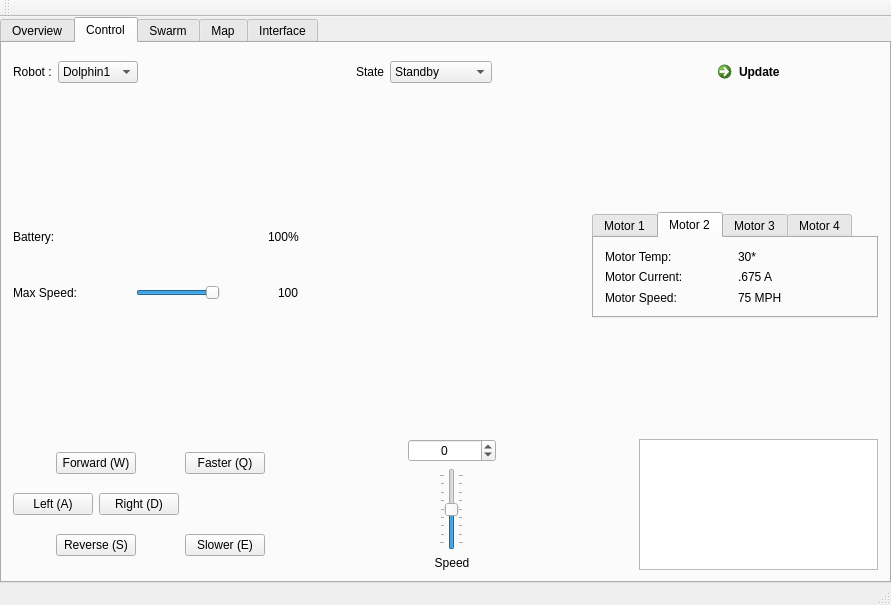
First picture: the form in modules/ControlGUI/mainwindow.ui, repository YCP-Swarm-Robotics-Capstone-2020-2021/SRCSim, before the edit.
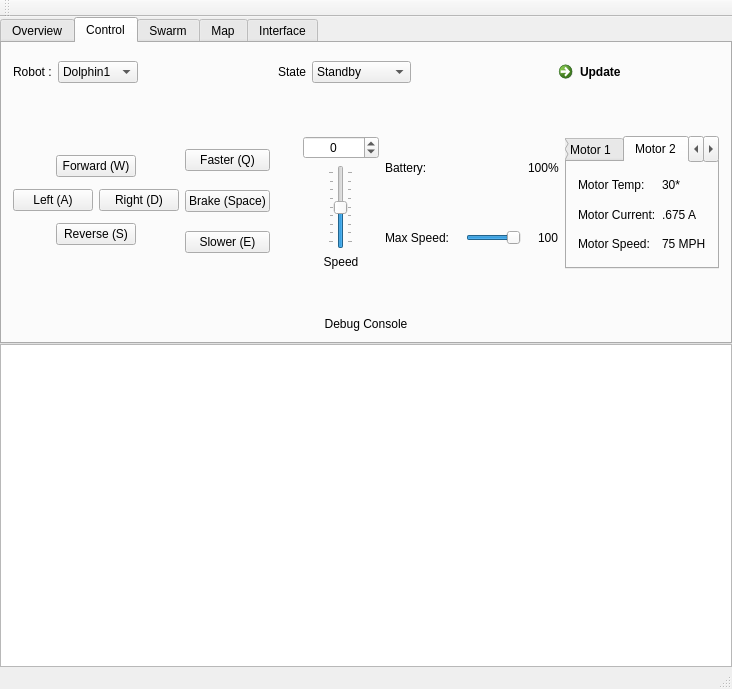
Second picture: the form after the edit. The open tabs and pages were chosen to show the change.

Commit message: SRC-1.1.6: Adding updates to the functionality of the Control tab.

The edit to the form file:
```diff
--- a/modules/ControlGUI/mainwindow.ui
+++ b/modules/ControlGUI/mainwindow.ui
@@ -6,8 +6,8 @@
    <rect>
     <x>0</x>
     <y>0</y>
-    <width>891</width>
-    <height>605</height>
+    <width>732</width>
+    <height>689</height>
    </rect>
   </property>
   <property name="windowTitle">
@@ -30,8 +30,15 @@
     <property name="spacing">
      <number>0</number>
     </property>
-    <item row="0" column="0">
-     <widget class="QTabWidget" name="controlTab">
+    <item row="2" column="0">
+     <widget class="QTextBrowser" name="textBrowser">
+      <property name="autoFillBackground">
+       <bool>true</bool>
+      </property>
+     </widget>
+    </item>
+    <item row="1" column="0">
+     <widget class="QTabWidget" name="tabWidget_2">
       <property name="currentIndex">
        <number>1</number>
       </property>
@@ -44,37 +51,12 @@
        <attribute name="title">
         <string>Control</string>
        </attribute>
-       <layout class="QGridLayout" name="gridLayout_7">
-        <item row="4" column="4">
-         <widget class="QTextBrowser" name="textBrowser_2"/>
-        </item>
-        <item row="4" column="3">
-         <spacer name="horizontalSpacer_2">
-          <property name="orientation">
-           <enum>Qt::Horizontal</enum>
-          </property>
-          <property name="sizeHint" stdset="0">
-           <size>
-            <width>148</width>
-            <height>20</height>
-           </size>
-          </property>
-         </spacer>
-        </item>
-        <item row="4" column="1">
-         <spacer name="horizontalSpacer">
-          <property name="orientation">
-           <enum>Qt::Horizontal</enum>
-          </property>
-          <property name="sizeHint" stdset="0">
-           <size>
-            <width>148</width>
-            <height>20</height>
-           </size>
-          </property>
-         </spacer>
-        </item>
-        <item row="0" column="0" colspan="5">
+       <layout class="QVBoxLayout" name="verticalLayout_5">
+        <item>
+         <layout class="QVBoxLayout" name="verticalLayout_4">
+          <item>
+           <layout class="QVBoxLayout" name="verticalLayout_3">
+            <item>
          <layout class="QHBoxLayout" name="horizontalLayout_2">
           <item>
            <widget class="QLabel" name="label">
@@ -141,12 +123,12 @@
             </item>
             <item>
              <property name="text">
-              <string>Swarm Mode</string>
+                  <string>SwarmMode</string>
              </property>
             </item>
             <item>
              <property name="text">
-              <string>Demo Mode</string>
+                  <string>DemoMode</string>
              </property>
             </item>
            </widget>
@@ -173,8 +155,299 @@
           </item>
          </layout>
         </item>
-        <item row="2" column="0" colspan="5">
+            <item>
+             <spacer name="verticalSpacer_2">
+              <property name="orientation">
+               <enum>Qt::Vertical</enum>
+              </property>
+              <property name="sizeHint" stdset="0">
+               <size>
+                <width>20</width>
+                <height>40</height>
+               </size>
+              </property>
+             </spacer>
+            </item>
+            <item>
          <layout class="QHBoxLayout" name="horizontalLayout_5">
+              <item>
+               <layout class="QHBoxLayout" name="horizontalLayout">
+                <item>
+                 <layout class="QGridLayout" name="gridLayout_6">
+                  <item row="0" column="1">
+                   <widget class="QPushButton" name="fasterButton">
+                    <property name="text">
+                     <string>Faster (Q)</string>
+                    </property>
+                    <property name="shortcut">
+                     <string>Q</string>
+                    </property>
+                   </widget>
+                  </item>
+                  <item row="1" column="1">
+                   <widget class="QPushButton" name="brakeButton">
+                    <property name="text">
+                     <string>Brake (Space)</string>
+                    </property>
+                    <property name="shortcut">
+                     <string>Space</string>
+                    </property>
+                   </widget>
+                  </item>
+                  <item row="0" column="0" rowspan="3">
+                   <layout class="QGridLayout" name="gridLayout">
+                    <item row="0" column="0">
+                     <spacer name="horizontalSpacer_12">
+                      <property name="orientation">
+                       <enum>Qt::Horizontal</enum>
+                      </property>
+                      <property name="sizeHint" stdset="0">
+                       <size>
+                        <width>40</width>
+                        <height>20</height>
+                       </size>
+                      </property>
+                     </spacer>
+                    </item>
+                    <item row="0" column="1" colspan="2">
+                     <widget class="QPushButton" name="forwardButton">
+                      <property name="text">
+                       <string>Forward (W)</string>
+                      </property>
+                      <property name="shortcut">
+                       <string>W</string>
+                      </property>
+                      <property name="autoRepeat">
+                       <bool>true</bool>
+                      </property>
+                      <property name="autoRepeatDelay">
+                       <number>50</number>
+                      </property>
+                      <property name="autoRepeatInterval">
+                       <number>50</number>
+                      </property>
+                     </widget>
+                    </item>
+                    <item row="0" column="3">
+                     <spacer name="horizontalSpacer_11">
+                      <property name="orientation">
+                       <enum>Qt::Horizontal</enum>
+                      </property>
+                      <property name="sizeHint" stdset="0">
+                       <size>
+                        <width>40</width>
+                        <height>20</height>
+                       </size>
+                      </property>
+                     </spacer>
+                    </item>
+                    <item row="1" column="0" colspan="2">
+                     <widget class="QPushButton" name="leftButton">
+                      <property name="text">
+                       <string>Left (A)</string>
+                      </property>
+                      <property name="shortcut">
+                       <string>A</string>
+                      </property>
+                      <property name="autoRepeat">
+                       <bool>true</bool>
+                      </property>
+                      <property name="autoRepeatDelay">
+                       <number>50</number>
+                      </property>
+                      <property name="autoRepeatInterval">
+                       <number>50</number>
+                      </property>
+                     </widget>
+                    </item>
+                    <item row="1" column="2" colspan="2">
+                     <widget class="QPushButton" name="rightButton">
+                      <property name="text">
+                       <string>Right (D)</string>
+                      </property>
+                      <property name="shortcut">
+                       <string>D</string>
+                      </property>
+                      <property name="autoRepeat">
+                       <bool>true</bool>
+                      </property>
+                      <property name="autoRepeatDelay">
+                       <number>50</number>
+                      </property>
+                      <property name="autoRepeatInterval">
+                       <number>50</number>
+                      </property>
+                     </widget>
+                    </item>
+                    <item row="2" column="0">
+                     <spacer name="horizontalSpacer_9">
+                      <property name="orientation">
+                       <enum>Qt::Horizontal</enum>
+                      </property>
+                      <property name="sizeHint" stdset="0">
+                       <size>
+                        <width>40</width>
+                        <height>20</height>
+                       </size>
+                      </property>
+                     </spacer>
+                    </item>
+                    <item row="2" column="1" colspan="2">
+                     <widget class="QPushButton" name="reverseButton">
+                      <property name="text">
+                       <string>Reverse (S)</string>
+                      </property>
+                      <property name="shortcut">
+                       <string>S</string>
+                      </property>
+                      <property name="autoRepeat">
+                       <bool>true</bool>
+                      </property>
+                      <property name="autoRepeatDelay">
+                       <number>50</number>
+                      </property>
+                      <property name="autoRepeatInterval">
+                       <number>50</number>
+                      </property>
+                     </widget>
+                    </item>
+                    <item row="2" column="3">
+                     <spacer name="horizontalSpacer_10">
+                      <property name="orientation">
+                       <enum>Qt::Horizontal</enum>
+                      </property>
+                      <property name="sizeHint" stdset="0">
+                       <size>
+                        <width>40</width>
+                        <height>20</height>
+                       </size>
+                      </property>
+                     </spacer>
+                    </item>
+                   </layout>
+                  </item>
+                  <item row="2" column="1">
+                   <widget class="QPushButton" name="slowerButton">
+                    <property name="text">
+                     <string>Slower (E)</string>
+                    </property>
+                    <property name="shortcut">
+                     <string>E</string>
+                    </property>
+                   </widget>
+                  </item>
+                  <item row="1" column="2">
+                   <spacer name="horizontalSpacer_18">
+                    <property name="orientation">
+                     <enum>Qt::Horizontal</enum>
+                    </property>
+                    <property name="sizeHint" stdset="0">
+                     <size>
+                      <width>40</width>
+                      <height>20</height>
+                     </size>
+                    </property>
+                   </spacer>
+                  </item>
+                 </layout>
+                </item>
+                <item>
+                 <spacer name="horizontalSpacer">
+                  <property name="orientation">
+                   <enum>Qt::Horizontal</enum>
+                  </property>
+                  <property name="sizeHint" stdset="0">
+                   <size>
+                    <width>40</width>
+                    <height>20</height>
+                   </size>
+                  </property>
+                 </spacer>
+                </item>
+                <item>
+                 <layout class="QVBoxLayout" name="verticalLayout">
+                  <item>
+                   <widget class="QSpinBox" name="cmdSpeedSpinBox">
+                    <property name="alignment">
+                     <set>Qt::AlignCenter</set>
+                    </property>
+                    <property name="minimum">
+                     <number>-100</number>
+                    </property>
+                    <property name="maximum">
+                     <number>100</number>
+                    </property>
+                   </widget>
+                  </item>
+                  <item>
+                   <layout class="QHBoxLayout" name="horizontalLayout_8">
+                    <item>
+                     <spacer name="horizontalSpacer_13">
+                      <property name="orientation">
+                       <enum>Qt::Horizontal</enum>
+                      </property>
+                      <property name="sizeHint" stdset="0">
+                       <size>
+                        <width>40</width>
+                        <height>20</height>
+                       </size>
+                      </property>
+                     </spacer>
+                    </item>
+                    <item>
+                     <widget class="QSlider" name="speedSelection">
+                      <property name="layoutDirection">
+                       <enum>Qt::LeftToRight</enum>
+                      </property>
+                      <property name="minimum">
+                       <number>-100</number>
+                      </property>
+                      <property name="maximum">
+                       <number>100</number>
+                      </property>
+                      <property name="singleStep">
+                       <number>5</number>
+                      </property>
+                      <property name="orientation">
+                       <enum>Qt::Vertical</enum>
+                      </property>
+                      <property name="tickPosition">
+                       <enum>QSlider::TicksBothSides</enum>
+                      </property>
+                      <property name="tickInterval">
+                       <number>25</number>
+                      </property>
+                     </widget>
+                    </item>
+                    <item>
+                     <spacer name="horizontalSpacer_14">
+                      <property name="orientation">
+                       <enum>Qt::Horizontal</enum>
+                      </property>
+                      <property name="sizeHint" stdset="0">
+                       <size>
+                        <width>40</width>
+                        <height>20</height>
+                       </size>
+                      </property>
+                     </spacer>
+                    </item>
+                   </layout>
+                  </item>
+                  <item>
+                   <widget class="QLabel" name="label_7">
+                    <property name="text">
+                     <string>Speed</string>
+                    </property>
+                    <property name="alignment">
+                     <set>Qt::AlignCenter</set>
+                    </property>
+                   </widget>
+                  </item>
+                 </layout>
+                </item>
+               </layout>
+              </item>
           <item>
            <layout class="QVBoxLayout" name="verticalLayout_2">
             <item>
@@ -231,7 +504,7 @@
                </spacer>
               </item>
               <item>
-               <widget class="QSlider" name="horizontalSlider">
+                   <widget class="QSlider" name="maxSpeedSlider">
                 <property name="maximum">
                  <number>100</number>
                 </property>
@@ -268,22 +541,22 @@
            </layout>
           </item>
           <item>
-           <spacer name="horizontalSpacer_7">
+               <spacer name="horizontalSpacer_2">
             <property name="orientation">
              <enum>Qt::Horizontal</enum>
             </property>
             <property name="sizeHint" stdset="0">
              <size>
-              <width>208</width>
+                  <width>40</width>
               <height>20</height>
              </size>
             </property>
            </spacer>
           </item>
           <item>
-           <widget class="QTabWidget" name="tabWidget">
+               <widget class="QTabWidget" name="motorTabWidget">
             <property name="currentIndex">
-             <number>0</number>
+                 <number>1</number>
             </property>
             <widget class="QWidget" name="motor1tab">
              <attribute name="title">
@@ -361,7 +634,7 @@
                </widget>
               </item>
               <item row="1" column="1">
-               <widget class="QLabel" name="label_24">
+                   <widget class="QLabel" name="m2Current">
                 <property name="text">
                  <string>.675 A</string>
                 </property>
@@ -485,154 +758,7 @@
           </item>
          </layout>
         </item>
-        <item row="3" column="0" colspan="5">
-         <spacer name="verticalSpacer_3">
-          <property name="orientation">
-           <enum>Qt::Vertical</enum>
-          </property>
-          <property name="sizeHint" stdset="0">
-           <size>
-            <width>20</width>
-            <height>177</height>
-           </size>
-          </property>
-         </spacer>
-        </item>
-        <item row="4" column="2">
-         <layout class="QVBoxLayout" name="verticalLayout">
-          <item>
-           <widget class="QSpinBox" name="cmdSpeedSpinBox">
-            <property name="alignment">
-             <set>Qt::AlignCenter</set>
-            </property>
-            <property name="minimum">
-             <number>-100</number>
-            </property>
-            <property name="maximum">
-             <number>100</number>
-            </property>
-           </widget>
-          </item>
-          <item>
-           <layout class="QHBoxLayout" name="horizontalLayout_8">
-            <item>
-             <spacer name="horizontalSpacer_13">
-              <property name="orientation">
-               <enum>Qt::Horizontal</enum>
-              </property>
-              <property name="sizeHint" stdset="0">
-               <size>
-                <width>40</width>
-                <height>20</height>
-               </size>
-              </property>
-             </spacer>
-            </item>
-            <item>
-             <widget class="QSlider" name="speedSelection">
-              <property name="layoutDirection">
-               <enum>Qt::LeftToRight</enum>
-              </property>
-              <property name="minimum">
-               <number>-100</number>
-              </property>
-              <property name="maximum">
-               <number>100</number>
-              </property>
-              <property name="singleStep">
-               <number>5</number>
-              </property>
-              <property name="orientation">
-               <enum>Qt::Vertical</enum>
-              </property>
-              <property name="tickPosition">
-               <enum>QSlider::TicksBothSides</enum>
-              </property>
-              <property name="tickInterval">
-               <number>25</number>
-              </property>
-             </widget>
-            </item>
-            <item>
-             <spacer name="horizontalSpacer_14">
-              <property name="orientation">
-               <enum>Qt::Horizontal</enum>
-              </property>
-              <property name="sizeHint" stdset="0">
-               <size>
-                <width>40</width>
-                <height>20</height>
-               </size>
-              </property>
-             </spacer>
-            </item>
            </layout>
-          </item>
-          <item>
-           <widget class="QLabel" name="label_7">
-            <property name="text">
-             <string>Speed</string>
-            </property>
-            <property name="alignment">
-             <set>Qt::AlignCenter</set>
-            </property>
-           </widget>
-          </item>
-         </layout>
-        </item>
-        <item row="4" column="0">
-         <layout class="QGridLayout" name="gridLayout_6">
-          <item row="0" column="0">
-           <layout class="QHBoxLayout" name="horizontalLayout_7">
-            <item>
-             <spacer name="horizontalSpacer_12">
-              <property name="orientation">
-               <enum>Qt::Horizontal</enum>
-              </property>
-              <property name="sizeHint" stdset="0">
-               <size>
-                <width>40</width>
-                <height>20</height>
-               </size>
-              </property>
-             </spacer>
-            </item>
-            <item>
-             <widget class="QPushButton" name="pushButton">
-              <property name="text">
-               <string>Forward (W)</string>
-              </property>
-              <property name="shortcut">
-               <string>W</string>
-              </property>
-             </widget>
-            </item>
-            <item>
-             <spacer name="horizontalSpacer_11">
-              <property name="orientation">
-               <enum>Qt::Horizontal</enum>
-              </property>
-              <property name="sizeHint" stdset="0">
-               <size>
-                <width>40</width>
-                <height>20</height>
-               </size>
-              </property>
-             </spacer>
-            </item>
-           </layout>
-          </item>
-          <item row="0" column="1" rowspan="3">
-           <layout class="QVBoxLayout" name="verticalLayout_3">
-            <item>
-             <widget class="QPushButton" name="pushButton_5">
-              <property name="text">
-               <string>Faster (Q)</string>
-              </property>
-              <property name="shortcut">
-               <string>Q</string>
-              </property>
-             </widget>
             </item>
             <item>
              <spacer name="verticalSpacer">
@@ -648,95 +774,16 @@
              </spacer>
             </item>
             <item>
-             <widget class="QPushButton" name="pushButton_6">
+           <widget class="QLabel" name="label_5">
               <property name="text">
-               <string>Slower (E)</string>
-              </property>
-              <property name="shortcut">
-               <string>E</string>
+             <string>Debug Console</string>
+            </property>
+            <property name="alignment">
+             <set>Qt::AlignCenter</set>
               </property>
              </widget>
             </item>
            </layout>
-          </item>
-          <item row="1" column="0">
-           <layout class="QHBoxLayout" name="horizontalLayout">
-            <item>
-             <widget class="QPushButton" name="pushButton_3">
-              <property name="text">
-               <string>Left (A)</string>
-              </property>
-              <property name="shortcut">
-               <string>A</string>
-              </property>
-             </widget>
-            </item>
-            <item>
-             <widget class="QPushButton" name="pushButton_2">
-              <property name="text">
-               <string>Right (D)</string>
-              </property>
-              <property name="shortcut">
-               <string>D</string>
-              </property>
-             </widget>
-            </item>
-           </layout>
-          </item>
-          <item row="2" column="0">
-           <layout class="QHBoxLayout" name="horizontalLayout_6">
-            <item>
-             <spacer name="horizontalSpacer_9">
-              <property name="orientation">
-               <enum>Qt::Horizontal</enum>
-              </property>
-              <property name="sizeHint" stdset="0">
-               <size>
-                <width>40</width>
-                <height>20</height>
-               </size>
-              </property>
-             </spacer>
-            </item>
-            <item>
-             <widget class="QPushButton" name="pushButton_4">
-              <property name="text">
-               <string>Reverse (S)</string>
-              </property>
-              <property name="shortcut">
-               <string>S</string>
-              </property>
-             </widget>
-            </item>
-            <item>
-             <spacer name="horizontalSpacer_10">
-              <property name="orientation">
-               <enum>Qt::Horizontal</enum>
-              </property>
-              <property name="sizeHint" stdset="0">
-               <size>
-                <width>40</width>
-                <height>20</height>
-               </size>
-              </property>
-             </spacer>
-            </item>
-           </layout>
-          </item>
-         </layout>
-        </item>
-        <item row="1" column="0" colspan="5">
-         <spacer name="verticalSpacer_2">
-          <property name="orientation">
-           <enum>Qt::Vertical</enum>
-          </property>
-          <property name="sizeHint" stdset="0">
-           <size>
-            <width>20</width>
-            <height>177</height>
-           </size>
-          </property>
-         </spacer>
         </item>
        </layout>
       </widget>
@@ -764,8 +811,8 @@
     <rect>
      <x>0</x>
      <y>0</y>
-     <width>891</width>
-     <height>22</height>
+     <width>732</width>
+     <height>25</height>
     </rect>
    </property>
   </widget>
```
Left out of the diff: 32 changed lines with no effect on the pictures. Lines whose indentation alone changed are shown as unchanged. The commit also changes 4 other files.
